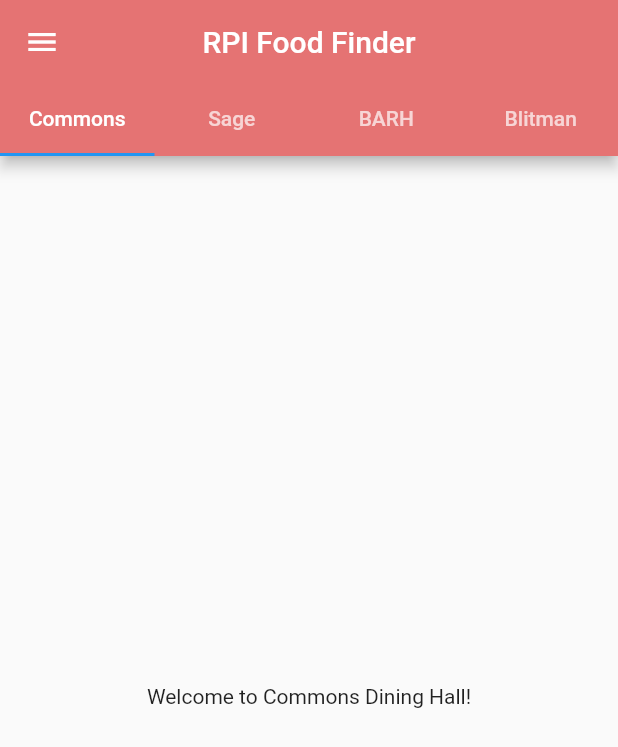
After one commit to Tripplenut/RPIFoodFinder, a Flutter app: the screen it shows after launch, on a phone screen of 412 x 824 dp. The commit adds this screen. Shown: the top 747 px of the screen. Run offline on Flutter 3.47's test engine with Material 2 defaults, Android fonts, the phone set to English and light mode, and no system bars.

Commit message:
Refactoring and documentation
Just did some abstraction and documentation.

```diff
--- /dev/null
+++ b/src/lib/menu_page.dart
@@ -0,0 +1,39 @@
+// Flutter Files
+import 'package:flutter/material.dart';
+
+// Our Files
+import 'reusable_widgets.dart';
+
+/// The Menu Page and all its wonderful contents
+class MenuPage extends StatelessWidget {
+  const MenuPage({super.key});
+
+  @override
+  Widget build(BuildContext context) {
+    return DefaultTabController(
+      initialIndex: 0,
+      length: 4,
+      child: Scaffold(
+        appBar: mainAppBar(),
+        drawer: mainDrawer(context), // Reusable Drawer
+        body: const TabBarView(children: <Widget>[
+          //! This section will soon contain accordion buttons
+          //! and a list when there is data to be read but for now
+          //! there is nothing
+          Center(
+            child: Text("Welcome to Commons Dining Hall!"),
+          ),
+          Center(
+            child: Text("Welcome to Russel Sage Hall!"),
+          ),
+          Center(
+            child: Text("Welcome to BARH Dining Hall!"),
+          ),
+          Center(
+            child: Text("Welcome to Blitman Dining Hall!"),
+          ),
+        ]),
+      ),
+    );
+  }
+}
--- /dev/null
+++ b/src/lib/reusable_widgets.dart
@@ -0,0 +1,65 @@
+import 'package:flutter/material.dart';
+
+/// This was really just a test to see if an app bar can be a standalone
+/// widget which is true but because of the tab functionality this
+/// will probably end up being the menu app bar which you can find
+/// in its respective file. When the time comes that is.
+PreferredSizeWidget mainAppBar() {
+  return AppBar(
+    title: const Text("RPI Food Finder"),
+    centerTitle: true,
+    backgroundColor: Colors.red[300],
+    bottom: const TabBar(tabs: <Widget>[
+      Tab(
+        text: "Commons",
+      ),
+      Tab(
+        text: "Sage",
+      ),
+      Tab(
+        text: "BARH",
+      ),
+      Tab(
+        text: "Blitman",
+      )
+    ]),
+  );
+}
+
+/// This is the Main Drawer that is used throughout Food Finder
+/// Since we have a simple app we are just doing simple navigation's
+/// Currently we only have a Menu, About, and Settings Page
+/// We can keep all of this inside of the drawer
+/// hence why we reuse this in every page
+Widget mainDrawer(BuildContext context) {
+  return Drawer(
+    child: ListView(padding: EdgeInsets.zero, children: <Widget>[
+      const DrawerHeader(
+        child: Center(child: Text("RPI Food Finder!")),
+      ),
+      ListTile(
+        leading: const Icon(Icons.menu_book),
+        title: const Text("Menus"),
+        onTap: () {
+          //! Add some navigator stuff here to go to other pages and things of that nature
+          //! When the time comes of course
+          Navigator.pop(context);
+        },
+      ),
+      ListTile(
+        leading: const Icon(Icons.info),
+        title: const Text('About'),
+        onTap: () {
+          Navigator.pop(context);
+        },
+      ),
+      ListTile(
+        leading: const Icon(Icons.settings),
+        title: const Text('Settings'),
+        onTap: () {
+          Navigator.pop(context);
+        },
+      ),
+    ]),
+  );
+}
```
Also changed, not shown: src/lib/main.dart (+10 -85 lines), src/lib/MenuPage.dart (deleted), src/lib/ReusableWidgets.dart (deleted), src/lib/SettingsPage.dart (deleted), src/lib/about_page.dart (renamed from src/lib/AboutPage.dart), src/lib/settings_page.dart (added).
